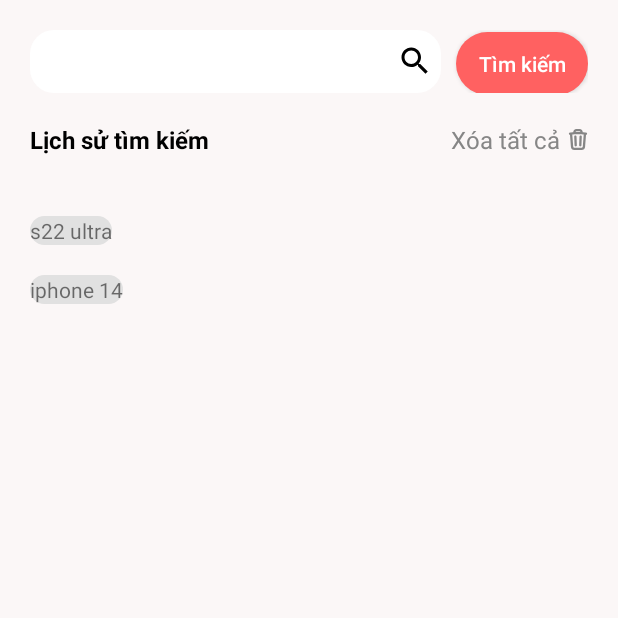
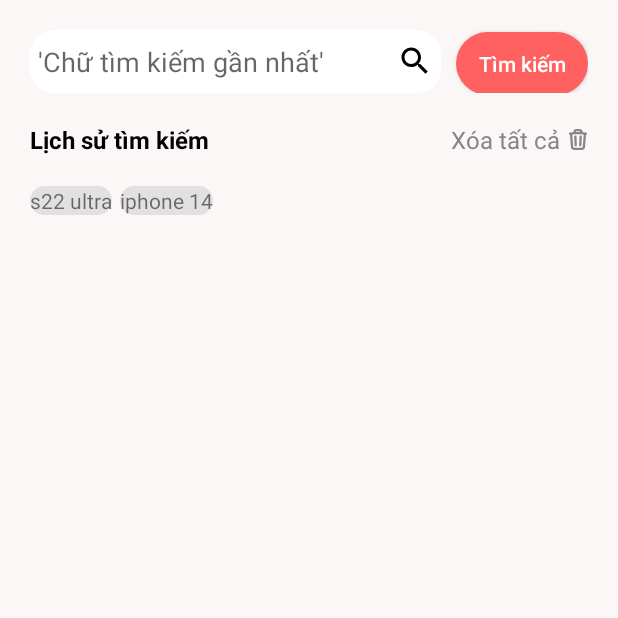
Before and after one commit to josephanh/AppShopBee, an Android app: the screen it shows after launch (Search), on a phone screen of 412 x 824 dp, the top half of it. Run offline under Robolectric (Android 15) with nearby library versions, the phone set to English and light mode, and no system bars.

Commit message:
update_7 search_6

```diff
--- a/app/src/main/java/nta/nguyenanh/code_application/Search.java
+++ b/app/src/main/java/nta/nguyenanh/code_application/Search.java
@@ -20,7 +20,7 @@ public class Search extends AppCompatActivity {
     DAO_History dao_history;
     Adapter_History adapter;
     List<History_model> ds = new ArrayList<>();
-
+    History_model hm;
     @Override
     protected void onCreate(Bundle savedInstanceState) {
         super.onCreate(savedInstanceState);
@@ -31,7 +31,7 @@ public class Search extends AppCompatActivity {
         recyclerView = findViewById(R.id.rv_History_Search);
 
         dao_history = new DAO_History(Search.this);
-        LinearLayoutManager linearLayoutManager = new LinearLayoutManager(Search.this);
+        LinearLayoutManager linearLayoutManager = new LinearLayoutManager(Search.this, LinearLayoutManager.HORIZONTAL, false);
         recyclerView.setLayoutManager(linearLayoutManager);
         List<History_model> ds  = dao_history.getAll();
         adapter = new Adapter_History(Search.this,ds);
@@ -48,4 +48,5 @@ public class Search extends AppCompatActivity {
         recyclerView.setAdapter(adapter);
 
     }
+
 }
--- a/app/src/main/res/layout/activity_search.xml
+++ b/app/src/main/res/layout/activity_search.xml
@@ -24,6 +24,7 @@
         android:drawableRight="@drawable/ic_baseline_search_24"
         android:layout_weight="1"
         android:padding="5dp"
+        android:hint="'Chữ tìm kiếm gần nhất'"
         app:queryHint="@string/app_name" />
         <Button
             android:id="@+id/btn_search"
@@ -72,7 +73,6 @@
     <LinearLayout
         android:layout_width="match_parent"
         android:layout_height="match_parent"
-        android:layout_marginTop="20dp"
         android:layout_marginStart="20dp"
         android:layout_marginEnd="20dp"
         android:orientation="vertical">
--- a/app/src/main/res/layout/detail_history_item.xml
+++ b/app/src/main/res/layout/detail_history_item.xml
@@ -1,11 +1,7 @@
 <?xml version="1.0" encoding="utf-8"?>
 <LinearLayout xmlns:android="http://schemas.android.com/apk/res/android"
-    android:layout_width="match_parent"
+    android:layout_width="wrap_content"
     android:orientation="vertical"
-    android:layout_height="wrap_content">
-<LinearLayout
-    android:layout_width="match_parent"
-    android:orientation="horizontal"
     android:layout_height="wrap_content">
     <TextView
         android:id="@+id/txt_item_history"
@@ -17,4 +13,3 @@
         android:background="@drawable/txt_item_search"
         />
 </LinearLayout>
-</LinearLayout>
```
